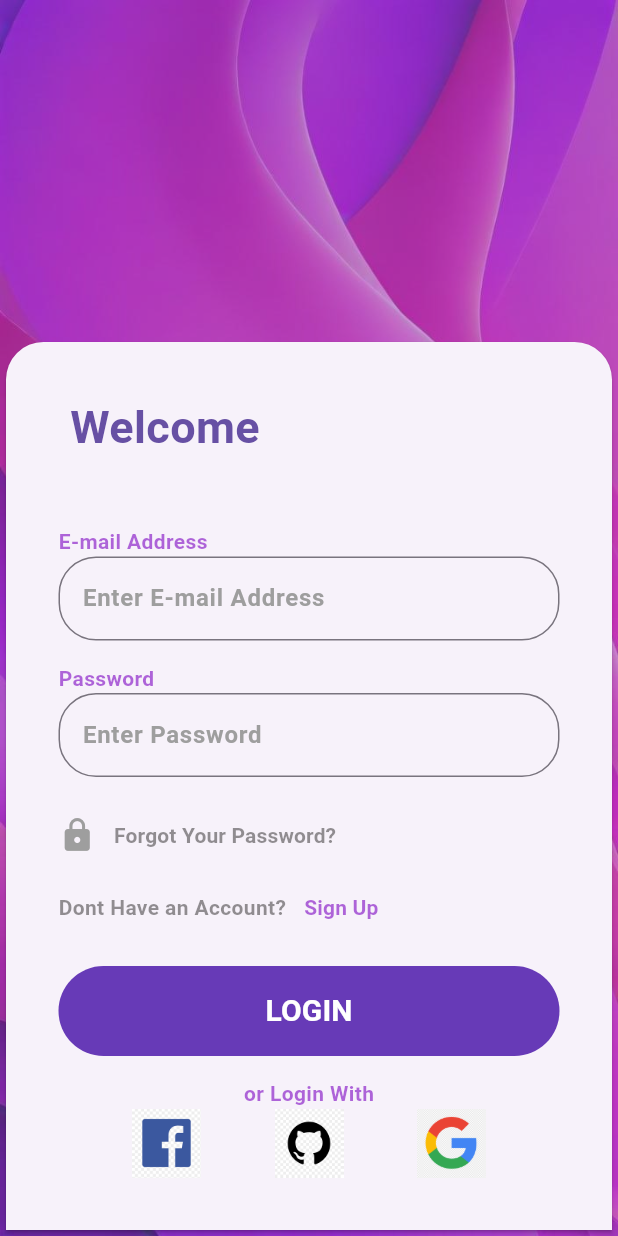
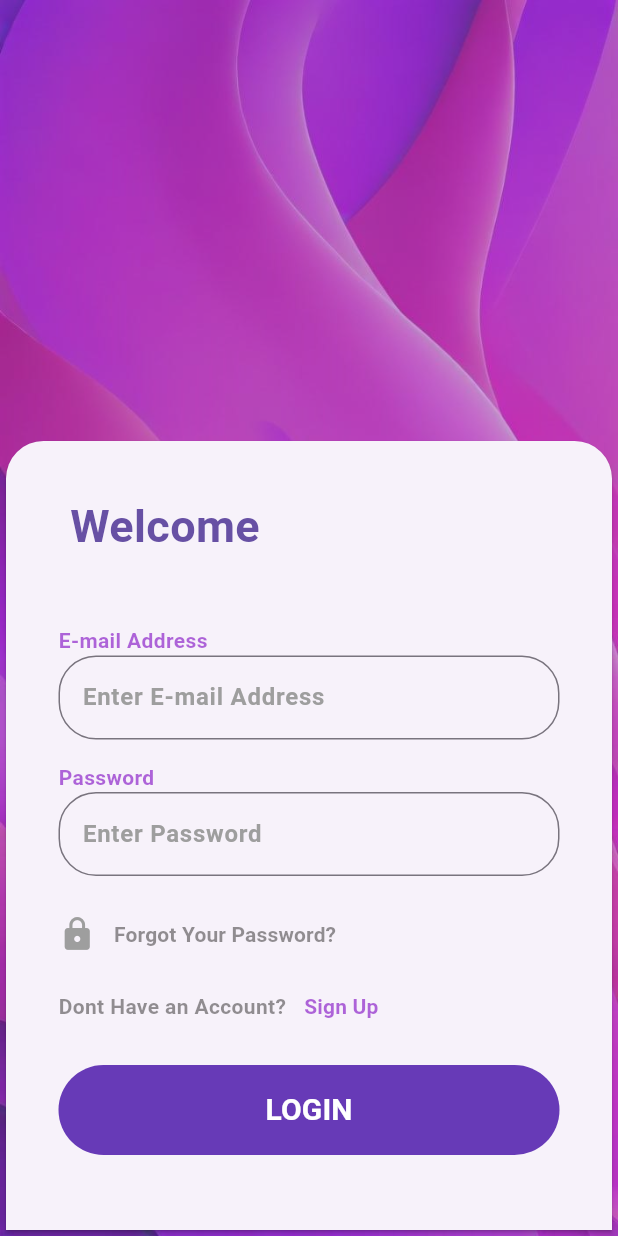
Before and after one commit to MrRishabThapa/VELnote_project_frontend, a Flutter app: the screen it shows after launch, on a phone screen of 412 x 824 dp. Run offline on Flutter 3.47's test engine with Material 3 defaults, Android fonts, the phone set to English and light mode, and no system bars.

Commit message:
removing other login

```diff
--- a/lib/logIn.dart
+++ b/lib/logIn.dart
@@ -98,7 +98,6 @@ class _MyLogInState extends State<MyLogIn> {
         const SizedBox(height: 15),
         _buildLogInButton(),
         const SizedBox(height: 15),
-        _buildOtherLogin()
       ],
     );
   }
@@ -186,23 +185,6 @@ class _MyLogInState extends State<MyLogIn> {
     );
   }
 
-  Widget _buildOtherLogin() {
-    return Center(
-        child: Column(
-      children: [
-        _makeGreyText('or Login With', TextStyle(fontSize: 15)),
-        Row(
-          mainAxisAlignment: MainAxisAlignment.spaceEvenly,
-          children: [
-            Tab(icon: Image.asset("assets/fb.png")),
-            Tab(icon: Image.asset('assets/github.png')),
-            Tab(icon: Image.asset('assets/google.png'))
-          ],
-        )
-      ],
-    ));
-  }
-
   Widget _buildSignUpConnector() {
     return Row(
       mainAxisAlignment: MainAxisAlignment.spaceBetween,
```
